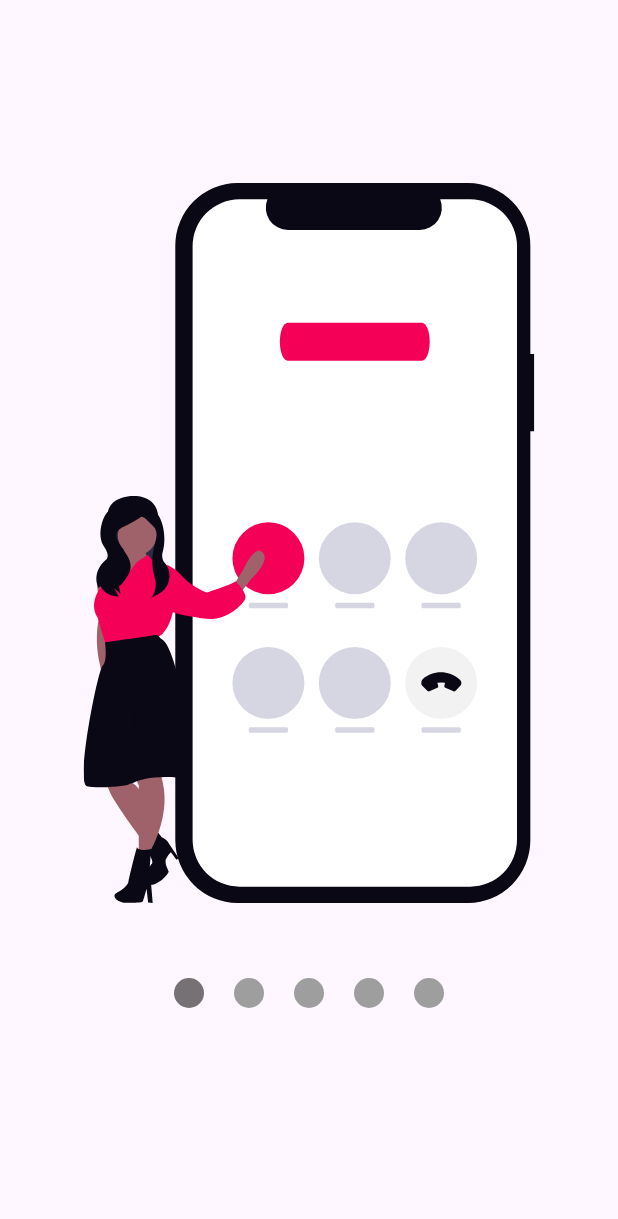
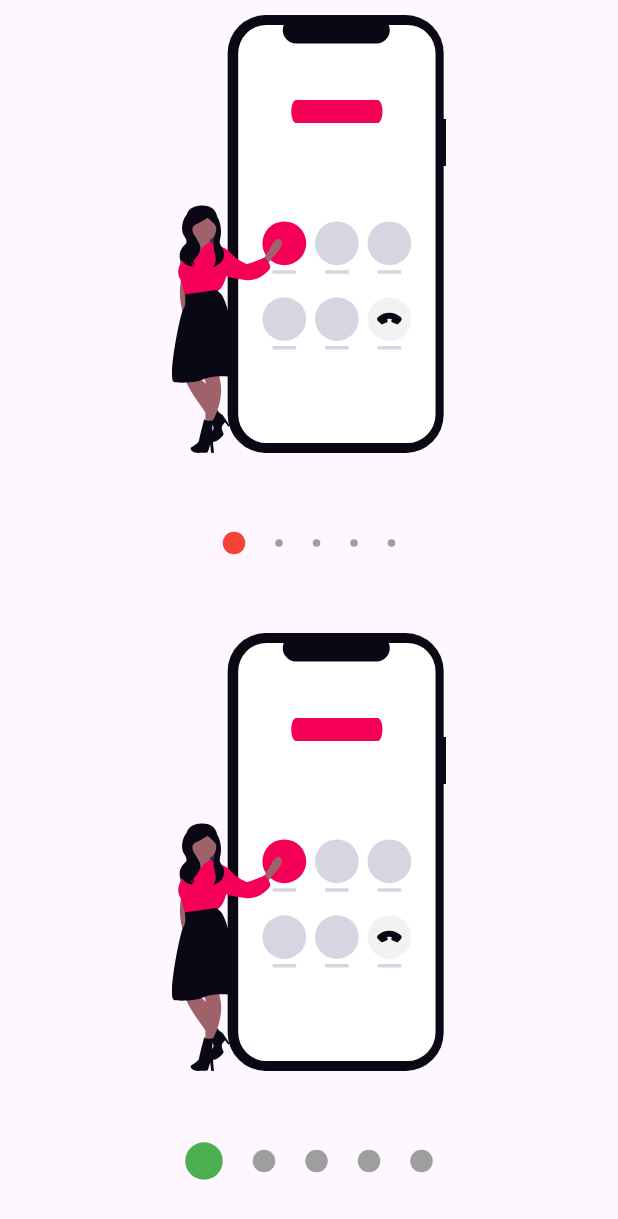
Before and after one commit to msilvabo/FlutterDesignWidgets, a Flutter app: the screen it shows after launch, on a phone screen of 412 x 824 dp. Shown: the top 1219 px of the screen. Run offline on Flutter 3.47's test engine with Material 3 defaults, Android fonts, the phone set to English and light mode, and no system bars; our stand-ins replace flutter_svg.

```diff
--- a/lib/scr/pages/slideshow_page.dart
+++ b/lib/scr/pages/slideshow_page.dart
@@ -17,12 +17,31 @@ class SlideShowPage extends StatelessWidget {
     ];
     return Scaffold(
       body: Center(
+        child: Column(
+          children: [
+            Expanded(
               child: Slideshow(
                 slides: slides,
                 size: 600,
                 pointUp: false,
                 primarycolor: Colors.red,
-          secondcolor: Colors.black54,
+                secondcolor: Colors.grey,
+                primaryBullet: 15,
+                secondaryBullet: 5,
+                ),
+            ),
+            Expanded(
+              child: Slideshow(
+                slides: slides,
+                size: 600,
+                pointUp: false,
+                primarycolor: Colors.green,
+                secondcolor: Colors.grey,
+                primaryBullet: 25,
+                secondaryBullet: 15,
+                ),
+            ),
+          ],
         )));
   }
 }
--- a/lib/scr/widgets/slideshow.dart
+++ b/lib/scr/widgets/slideshow.dart
@@ -7,6 +7,8 @@ class Slideshow extends StatelessWidget {
   final bool pointUp;
   final Color primarycolor;
   final Color secondcolor;
+  final double primaryBullet;
+  final double secondaryBullet;
   const Slideshow({
     super.key,
     required this.slides,
@@ -14,6 +16,8 @@ class Slideshow extends StatelessWidget {
     this.pointUp = false,
     required this.primarycolor,
     required this.secondcolor,
+    required this.primaryBullet,
+    required this.secondaryBullet,
   });
 
   @override
@@ -31,7 +35,11 @@ class Slideshow extends StatelessWidget {
                   Provider.of<SliderShowModel>(context, listen: false)
                       .primarycolor = primarycolor;
                   Provider.of<SliderShowModel>(context, listen: false)
-                      .primarycolor = secondcolor;
+                      .secondarycolor = secondcolor;
+                  Provider.of<SliderShowModel>(context, listen: false)
+                      ._primaryBullet = primaryBullet;
+                  Provider.of<SliderShowModel>(context, listen: false)
+                      ._secondaryBullet = secondaryBullet;
                 });
                 return Column(
                   children: <Widget>[
@@ -107,18 +115,20 @@ class _Dot extends StatelessWidget {
 
     return AnimatedContainer(
       duration: Duration(milliseconds: 200),
-      width: 20,
-      height: 20,
+      width: active(ssModel) ? ssModel.primaryBullet : ssModel.secondaryBullet,
+      height: active(ssModel) ? ssModel.primaryBullet : ssModel.secondaryBullet,
       margin: EdgeInsets.symmetric(horizontal: 10),
       decoration: BoxDecoration(
         color:
-            (index <= (ssModel.currentPage + 0.4) &&
-                    index >= (ssModel.currentPage - 0.4))
-                ? ssModel._primaryColor
-                : ssModel._secondaryColor,
+            active(ssModel) ? ssModel._primaryColor : ssModel._secondaryColor,
         shape: BoxShape.circle,
       ),
     );
+  }
+
+  bool active(SliderShowModel ssModel) {
+    return (index <= (ssModel.currentPage + 0.4) &&
+        index >= (ssModel.currentPage - 0.4));
   }
 }
 
@@ -149,20 +159,12 @@ class _SlidesState extends State<_Slides> {
 
   @override
   Widget build(BuildContext context) {
-    // widget.listSvgs.forEach((element) {
-    //   list.add(_Slide(svg: element));
-    // });
     return Container(
       child: PageView(
         controller: pageViewController,
         children: List.generate(widget.listSlides.length, (index) {
           return _Slide(svg: widget.listSlides[index]);
         }),
-        // children: <Widget>[
-        //   _Slide(svg: 'assets/svgs/phone1.svg'),
-        //   _Slide(svg: 'assets/svgs/phone2.svg'),
-        //   _Slide(svg: 'assets/svgs/phone3.svg'),
-        // ],
       ),
     );
   }
@@ -187,6 +189,20 @@ class SliderShowModel with ChangeNotifier {
   double _currentPage = 0;
   Color _primaryColor = Colors.red;
   Color _secondaryColor = Colors.grey;
+  double _primaryBullet = 20;
+  double _secondaryBullet = 12;
+
+  double get primaryBullet => _primaryBullet;
+
+  set primaryBullet(double value) {
+    _primaryBullet = value;
+  }
+
+  double get secondaryBullet => _secondaryBullet;
+
+  set secondaryBullet(double value) {
+    _secondaryBullet = value;
+  }
 
   double get currentPage => _currentPage;
 
```
Lines whose indentation alone changed are shown as unchanged.
